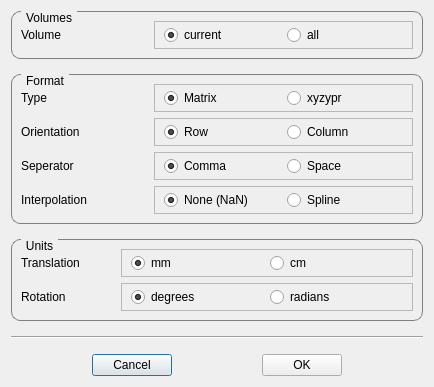
BrownBiomechanics/Autoscoper, file autoscoper/src/ui/ui-files/ImportExportTrackingOptionsDialog.ui: the form before one commit.
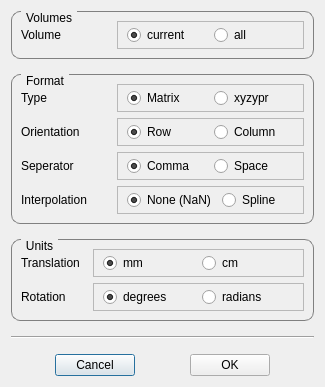
The form after the commit.

The edit to the form file:
```diff
--- a/autoscoper/src/ui/ui-files/ImportExportTrackingOptionsDialog.ui
+++ b/autoscoper/src/ui/ui-files/ImportExportTrackingOptionsDialog.ui
@@ -6,10 +6,16 @@
    <rect>
     <x>0</x>
     <y>0</y>
-    <width>434</width>
+    <width>325</width>
     <height>384</height>
    </rect>
   </property>
+  <property name="minimumSize">
+   <size>
+    <width>325</width>
+    <height>0</height>
+   </size>
+  </property>
   <property name="windowTitle">
    <string>Import/Export Tracking Options</string>
   </property>
```
